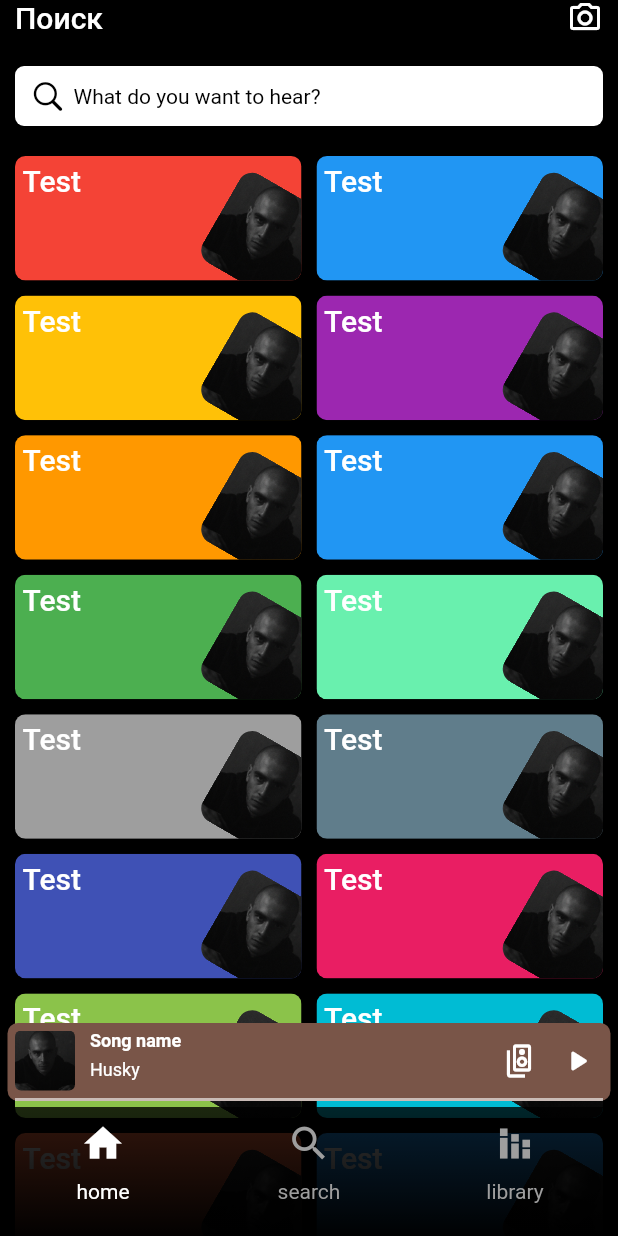
After one commit to 1mavic/spotify_ui_clone, a Flutter app: the screen it shows after launch, swiped to page 2, on a phone screen of 412 x 824 dp. The commit adds this screen. Run offline on Flutter 3.47's test engine with Material 2 defaults, Android fonts, the phone set to English and light mode, and no system bars; our stand-ins replace modal_bottom_sheet.

Commit message:
search string

```diff
--- a/lib/search/search_screen.dart
+++ b/lib/search/search_screen.dart
@@ -1,149 +1,44 @@
+import 'package:flutter/cupertino.dart';
 import 'package:flutter/material.dart';
+import 'package:spotify_clone_ui/entity/models/artist.dart';
+import 'package:spotify_clone_ui/ui/cards/artist_small_card.dart';
 import 'package:spotify_clone_ui/ui/cards/search_card.dart';
 
+part './suggestion_widget.dart';
+part './search_body.dart';
+
 /// Search tab initial screen
-class SearchScreen extends StatelessWidget {
+class SearchScreen extends StatefulWidget {
   /// Search tab initial screen
   const SearchScreen({
     super.key,
   });
 
   @override
+  State<SearchScreen> createState() => _SearchScreenState();
+}
+
+class _SearchScreenState extends State<SearchScreen> {
+  bool isSearch = false;
+
+  void changeSearch() {
+    setState(() {
+      isSearch = !isSearch;
+    });
+  }
+
+  @override
   Widget build(BuildContext context) {
     return SafeArea(
-      child: Scaffold(
-        body: SingleChildScrollView(
-          padding: const EdgeInsets.symmetric(
-            horizontal: 10,
-          ),
-          child: Column(
-            crossAxisAlignment: CrossAxisAlignment.start,
-            children: [
-              Row(
-                mainAxisAlignment: MainAxisAlignment.spaceBetween,
-                children: [
-                  Text(
-                    'Поиск',
-                    style: Theme.of(context).textTheme.titleLarge,
-                  ),
-                  const Icon(
-                    Icons.camera_alt_outlined,
-                  ),
-                ],
+      child: AnimatedSwitcher(
+        duration: const Duration(milliseconds: 200),
+        child: isSearch
+            ? _SearchBodyWidget(
+                searchTap: changeSearch,
+              )
+            : _BodySuggestionsWidget(
+                searchTap: changeSearch,
               ),
-              const SizedBox(
-                height: 20,
-              ),
-              Container(
-                decoration: BoxDecoration(
-                  color: Colors.white,
-                  borderRadius: BorderRadius.circular(
-                    6,
-                  ),
-                ),
-                width: double.infinity,
-                height: 40,
-              ),
-              const SizedBox(
-                height: 20,
-              ),
-              GridView.extent(
-                physics: const NeverScrollableScrollPhysics(),
-                padding: EdgeInsets.zero,
-                shrinkWrap: true,
-                maxCrossAxisExtent: 200,
-                crossAxisSpacing: 10,
-                mainAxisSpacing: 10,
-                childAspectRatio: 2.3 / 1,
-                children: const [
-                  SearchCardWidget(
-                    cardColor: Colors.red,
-                    photo: 'assets/images/artists/husky.png',
-                    name: 'Test ',
-                  ),
-                  SearchCardWidget(
-                    cardColor: Colors.blue,
-                    photo: 'assets/images/artists/husky.png',
-                    name: 'Test',
-                  ),
-                  SearchCardWidget(
-                    cardColor: Colors.amber,
-                    photo: 'assets/images/artists/husky.png',
-                    name: 'Test ',
-                  ),
-                  SearchCardWidget(
-                    cardColor: Colors.purple,
-                    photo: 'assets/images/artists/husky.png',
-                    name: 'Test',
-                  ),
-                  SearchCardWidget(
-                    cardColor: Colors.orange,
-                    photo: 'assets/images/artists/husky.png',
-                    name: 'Test ',
-                  ),
-                  SearchCardWidget(
-                    cardColor: Colors.blue,
-                    photo: 'assets/images/artists/husky.png',
-                    name: 'Test',
-                  ),
-                  SearchCardWidget(
-                    cardColor: Colors.green,
-                    photo: 'assets/images/artists/husky.png',
-                    name: 'Test ',
-                  ),
-                  SearchCardWidget(
-                    cardColor: Colors.greenAccent,
-                    photo: 'assets/images/artists/husky.png',
-                    name: 'Test',
-                  ),
-                  SearchCardWidget(
-                    cardColor: Colors.grey,
-                    photo: 'assets/images/artists/husky.png',
-                    name: 'Test ',
-                  ),
-                  SearchCardWidget(
-                    cardColor: Colors.blueGrey,
-                    photo: 'assets/images/artists/husky.png',
-                    name: 'Test',
-                  ),
-                  SearchCardWidget(
-                    cardColor: Colors.indigo,
-                    photo: 'assets/images/artists/husky.png',
-                    name: 'Test ',
-                  ),
-                  SearchCardWidget(
-                    cardColor: Colors.pink,
-                    photo: 'assets/images/artists/husky.png',
-                    name: 'Test',
-                  ),
-                  SearchCardWidget(
-                    cardColor: Colors.lightGreen,
-                    photo: 'assets/images/artists/husky.png',
-                    name: 'Test ',
-                  ),
-                  SearchCardWidget(
-                    cardColor: Colors.cyan,
-                    photo: 'assets/images/artists/husky.png',
-                    name: 'Test',
-                  ),
-                  SearchCardWidget(
-                    cardColor: Colors.deepOrangeAccent,
-                    photo: 'assets/images/artists/husky.png',
-                    name: 'Test ',
-                  ),
-                  SearchCardWidget(
-                    cardColor: Colors.blue,
-                    photo: 'assets/images/artists/husky.png',
-                    name: 'Test',
-                  ),
-                ],
-              ),
-              const SizedBox(
-                height: 110,
-              ),
-            ],
-          ),
-        ),
       ),
     );
   }
--- /dev/null
+++ b/lib/search/suggestion_widget.dart
@@ -0,0 +1,176 @@
+part of 'search_screen.dart';
+
+class _BodySuggestionsWidget extends StatelessWidget {
+  const _BodySuggestionsWidget({
+    required this.searchTap,
+  });
+  final VoidCallback searchTap;
+  @override
+  Widget build(BuildContext context) {
+    return Scaffold(
+      body: Padding(
+        padding: const EdgeInsets.symmetric(
+          horizontal: 10,
+        ),
+        child: CustomScrollView(
+          slivers: [
+            SliverToBoxAdapter(
+              child: Row(
+                mainAxisAlignment: MainAxisAlignment.spaceBetween,
+                children: [
+                  Text(
+                    'Поиск',
+                    style: Theme.of(context).textTheme.titleLarge,
+                  ),
+                  const Icon(
+                    Icons.camera_alt_outlined,
+                  ),
+                ],
+              ),
+            ),
+            SliverAppBar(
+              pinned: true,
+              backgroundColor: Colors.black,
+              titleSpacing: 0,
+              toolbarHeight: 80,
+              title: GestureDetector(
+                onTap: searchTap,
+                child: Container(
+                  margin: const EdgeInsets.symmetric(
+                    vertical: 20,
+                  ),
+                  decoration: BoxDecoration(
+                    color: Colors.white,
+                    borderRadius: BorderRadius.circular(
+                      6,
+                    ),
+                  ),
+                  width: double.infinity,
+                  height: 40,
+                  child: Padding(
+                    padding: const EdgeInsets.symmetric(
+                      horizontal: 10,
+                    ),
+                    child: Row(
+                      children: [
+                        const Icon(
+                          CupertinoIcons.search,
+                          color: Colors.black,
+                        ),
+                        const SizedBox(
+                          width: 5,
+                        ),
+                        Text(
+                          'What do you want to hear?',
+                          style:
+                              Theme.of(context).textTheme.bodyMedium?.copyWith(
+                                    color: Colors.black,
+                                  ),
+                        )
+                      ],
+                    ),
+                  ),
+                ),
+              ),
+            ),
+            SliverGrid.extent(
+              maxCrossAxisExtent: 200,
+              crossAxisSpacing: 10,
+              mainAxisSpacing: 10,
+              childAspectRatio: 2.3 / 1,
+              children: _testCards,
+            ),
+            const SliverToBoxAdapter(
+              child: SizedBox(
+                height: 110,
+              ),
+            )
+          ],
+        ),
+      ),
+    );
+  }
+}
+
+const _testCards = [
+  SearchCardWidget(
+    cardColor: Colors.red,
+    photo: 'assets/images/artists/husky.png',
+    name: 'Test ',
+  ),
+  SearchCardWidget(
+    cardColor: Colors.blue,
+    photo: 'assets/images/artists/husky.png',
+    name: 'Test',
+  ),
+  SearchCardWidget(
+    cardColor: Colors.amber,
+    photo: 'assets/images/artists/husky.png',
+    name: 'Test ',
+  ),
+  SearchCardWidget(
+    cardColor: Colors.purple,
+    photo: 'assets/images/artists/husky.png',
+    name: 'Test',
+  ),
+  SearchCardWidget(
+    cardColor: Colors.orange,
+    photo: 'assets/images/artists/husky.png',
+    name: 'Test ',
+  ),
+  SearchCardWidget(
+    cardColor: Colors.blue,
+    photo: 'assets/images/artists/husky.png',
+    name: 'Test',
+  ),
+  SearchCardWidget(
+    cardColor: Colors.green,
+    photo: 'assets/images/artists/husky.png',
+    name: 'Test ',
+  ),
+  SearchCardWidget(
+    cardColor: Colors.greenAccent,
+    photo: 'assets/images/artists/husky.png',
+    name: 'Test',
+  ),
+  SearchCardWidget(
+    cardColor: Colors.grey,
+    photo: 'assets/images/artists/husky.png',
+    name: 'Test ',
+  ),
+  SearchCardWidget(
+    cardColor: Colors.blueGrey,
+    photo: 'assets/images/artists/husky.png',
+    name: 'Test',
+  ),
+  SearchCardWidget(
+    cardColor: Colors.indigo,
+    photo: 'assets/images/artists/husky.png',
+    name: 'Test ',
+  ),
+  SearchCardWidget(
+    cardColor: Colors.pink,
+    photo: 'assets/images/artists/husky.png',
+    name: 'Test',
+  ),
+  SearchCardWidget(
+    cardColor: Colors.lightGreen,
+    photo: 'assets/images/artists/husky.png',
+    name: 'Test ',
+  ),
+  SearchCardWidget(
+    cardColor: Colors.cyan,
+    photo: 'assets/images/artists/husky.png',
+    name: 'Test',
+  ),
+  SearchCardWidget(
+    cardColor: Colors.deepOrangeAccent,
+    photo: 'assets/images/artists/husky.png',
+    name: 'Test ',
+  ),
+  SearchCardWidget(
+    cardColor: Colors.blue,
+    photo: 'assets/images/artists/husky.png',
+    name: 'Test',
+  )
+];
```
Also changed, not shown: lib/search/search_body.dart (added, +142 -0 lines), lib/ui/cards/artist_small_card.dart (added, +53 -0 lines).
